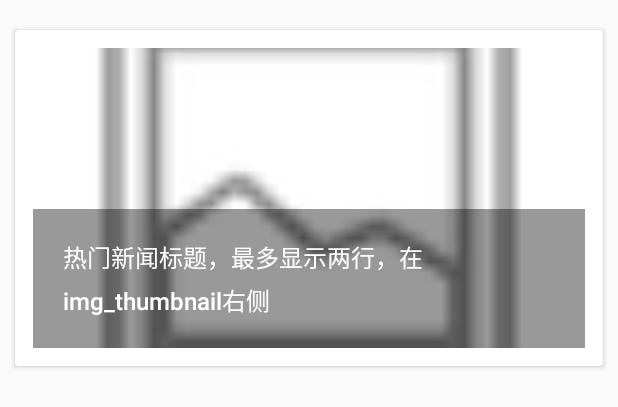
After one commit to oeasy9999/ZhiHuDemo, an Android app: the layout list_item_remen.xml on its own in the app's theme, with its tools: preview values and no code run, on a phone screen of 412 x 824 dp. The commit adds this screen. Shown: the top 407 px of the screen. Run offline under Robolectric (Android 15) with nearby library versions, the phone set to English and light mode, and no system bars.

Commit message:
初步实现热门标签页面代码

```diff
--- a/app/src/main/java/com/oeasy9999/zhihudemo/API.java
+++ b/app/src/main/java/com/oeasy9999/zhihudemo/API.java
@@ -11,5 +11,9 @@ public interface API {
   public static final String BASE_URL = "http://news-at.zhihu.com/api/4/news/";
   public static final String RIBAO_LATEST = "http://news-at.zhihu.com/api/4/news/latest";
   public static final String RIBAO_BEFORE = "http://news-at.zhihu.com/api/4/news/before/";
+
   public static final String SPLASH = "http://news-at.zhihu.com/api/4/start-image/1080*1920";
+
+  public static final String REMEN_HOT = "http://news-at.zhihu.com/api/3/news/hot";
+  public static final String STORY_EXTRA = "http://news-at.zhihu.com/api/4/story-extra/";
 }
--- a/app/src/main/java/com/oeasy9999/zhihudemo/ui/activity/MainActivity.java
+++ b/app/src/main/java/com/oeasy9999/zhihudemo/ui/activity/MainActivity.java
@@ -7,7 +7,6 @@ import android.support.v4.view.GravityCompat;
 import android.support.v4.widget.DrawerLayout;
 import android.support.v7.app.ActionBarDrawerToggle;
 import android.support.v7.widget.Toolbar;
-import android.view.Menu;
 import android.view.MenuItem;
 import android.widget.ImageView;
 import butterknife.Bind;
@@ -16,6 +15,7 @@ import com.oeasy9999.zhihudemo.R;
 import com.oeasy9999.zhihudemo.mvp.presenter.MainPresenter;
 import com.oeasy9999.zhihudemo.mvp.presenter.MainPresenterImpl;
 import com.oeasy9999.zhihudemo.mvp.view.MainView;
+import com.oeasy9999.zhihudemo.ui.fragment.RemenFragment;
 import com.oeasy9999.zhihudemo.ui.fragment.RibaoFragment;
 
 public class MainActivity extends BaseActivity
@@ -87,6 +87,7 @@ public class MainActivity extends BaseActivity
   }
 
   @Override public void switchToRemen() {
+    getSupportFragmentManager().beginTransaction().replace(R.id.content_main, new RemenFragment()).commit();
     mToolbar.setTitle(R.string.remen);
   }
 
--- /dev/null
+++ b/app/src/main/res/layout/list_item_remen.xml
@@ -0,0 +1,60 @@
+<?xml version="1.0" encoding="utf-8"?>
+<android.support.v7.widget.CardView
+    xmlns:android="http://schemas.android.com/apk/res/android"
+    android:layout_width="match_parent"
+    android:layout_height="wrap_content"
+    android:paddingLeft="@dimen/padding_15dp"
+    android:paddingRight="@dimen/padding_5dp"
+    android:layout_marginTop="@dimen/margin_20dp"
+    android:layout_marginLeft="@dimen/margin_10dp"
+    android:layout_marginRight="@dimen/margin_10dp"
+    >
+  <RelativeLayout
+      android:layout_width="match_parent"
+      android:layout_height="wrap_content"
+      android:padding="@dimen/padding_12dp"
+      >
+    <ImageView android:id="@+id/img_thumbnail"
+        android:layout_width="match_parent"
+        android:layout_height="@dimen/height_200dp"
+        android:scaleType="centerCrop"
+        android:src="@drawable/ic_menu_gallery"/>
+    <TextView android:id="@+id/txt_hot_title"
+        android:layout_width="match_parent"
+        android:layout_height="wrap_content"
+        android:padding="@dimen/padding_20dp"
+        android:background="@color/halfer_transparent"
+        android:layout_alignBottom="@id/img_thumbnail"
+        android:lineSpacingMultiplier="1.2"
+        android:maxLines="2"
+        android:textAppearance="@style/TextAppearance.AppCompat.Title"
+        android:textSize="@dimen/text_size_16sp"
+        android:textColor="@color/white"
+        android:text="热门新闻标题，最多显示两行，在img_thumbnail右侧"/>
+    <!--<TextView android:id="@+id/txt_hot_comments"
+        android:layout_width="wrap_content"
+        android:layout_height="wrap_content"
+        android:layout_toLeftOf="@id/img_thumbnail"
+        android:layout_alignBottom="@id/img_thumbnail"
+        android:drawableLeft="@drawable/ic_comment"
+        android:drawablePadding="@dimen/padding_2dp"
+        android:gravity="center"
+        android:textSize="@dimen/text_size_14sp"
+        android:textColor="@color/commentColor"
+        android:text="156"/>
+    <TextView android:id="@+id/txt_hot_popularity"
+        android:layout_width="wrap_content"
+        android:layout_height="wrap_content"
+        android:layout_marginRight="@dimen/margin_30dp"
+        android:layout_toLeftOf="@id/txt_hot_comments"
+        android:layout_alignBottom="@id/img_thumbnail"
+        android:drawableLeft="@drawable/ic_popularity"
+        android:drawablePadding="@dimen/padding_2dp"
+        android:gravity="center"
+        android:textSize="@dimen/text_size_14sp"
+        android:textColor="@color/popularityColor"
+        android:text="56"/>-->
+
+  </RelativeLayout>
+
+</android.support.v7.widget.CardView>
--- a/app/src/main/res/values/colors.xml
+++ b/app/src/main/res/values/colors.xml
@@ -13,4 +13,6 @@
   <color name="textOrange">#FF7D2E</color>
   <color name="halfer_transparent">#66000000</color>
   <color name="halfer_white">#55FFFFFF</color>
+  <color name="popularityColor">#FFC7C7</color>
+  <color name="commentColor">#CCCCFF</color>
 </resources>
--- a/app/src/main/res/values/dimens.xml
+++ b/app/src/main/res/values/dimens.xml
@@ -4,6 +4,7 @@
   <dimen name="activity_vertical_margin">16dp</dimen>
   <!-- margin -->
   <dimen name="margin_1dp">1dp</dimen>
+  <dimen name="margin_5dp">5dp</dimen>
   <dimen name="margin_10dp">10dp</dimen>
   <dimen name="margin_16dp">16dp</dimen>
   <dimen name="margin_20dp">20dp</dimen>
@@ -12,6 +13,7 @@
   <dimen name="margin_50dp">50dp</dimen>
   <!-- padding -->
   <dimen name="padding_1dp">1dp</dimen>
+  <dimen name="padding_2dp">2dp</dimen>
   <dimen name="padding_5dp">5dp</dimen>
   <dimen name="padding_10dp">10dp</dimen>
   <dimen name="padding_12dp">12dp</dimen>
@@ -46,6 +48,7 @@
   <dimen name="height_58dp">58dp</dimen>
   <dimen name="height_60dp">60dp</dimen>
   <dimen name="height_70dp">70dp</dimen>
+  <dimen name="height_80dp">80dp</dimen>
   <dimen name="height_100dp">100dp</dimen>
   <dimen name="height_200dp">200dp</dimen>
   <dimen name="height_256dp">256dp</dimen>
```
Also changed, not shown: app/src/main/java/com/oeasy9999/zhihudemo/model/entity/HotNews.java (added, +47 -0 lines), app/src/main/java/com/oeasy9999/zhihudemo/model/entity/Remen.java (added, +27 -0 lines), app/src/main/java/com/oeasy9999/zhihudemo/mvp/interf/OnLoadListener.java (added, +9 -0 lines), app/src/main/java/com/oeasy9999/zhihudemo/mvp/presenter/RemenPresenter.java (added, +8 -0 lines), app/src/main/java/com/oeasy9999/zhihudemo/mvp/presenter/RemenPresenterImpl.java (added, +93 -0 lines), app/src/main/java/com/oeasy9999/zhihudemo/mvp/utils/JsonUtils.java (+15 -0 lines), app/src/main/java/com/oeasy9999/zhihudemo/mvp/view/RemenView.java (added, +14 -0 lines), app/src/main/java/com/oeasy9999/zhihudemo/ui/activity/NewsDetailActivity.java (+7 -3 lines), app/src/main/java/com/oeasy9999/zhihudemo/ui/adapter/RemenAdapter.java (added, +67 -0 lines), app/src/main/java/com/oeasy9999/zhihudemo/ui/fragment/RemenFragment.java (added, +98 -0 lines), app/src/main/res/layout/fragment_remen.xml (+10 -9 lines).
